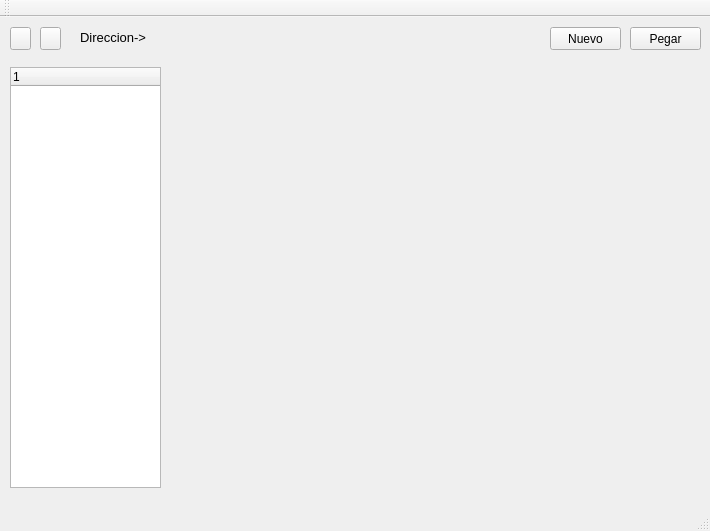
Above: mainwindow.ui from apache17/ProyectoEstructuraDatosI before the change. Below: the same form after it.
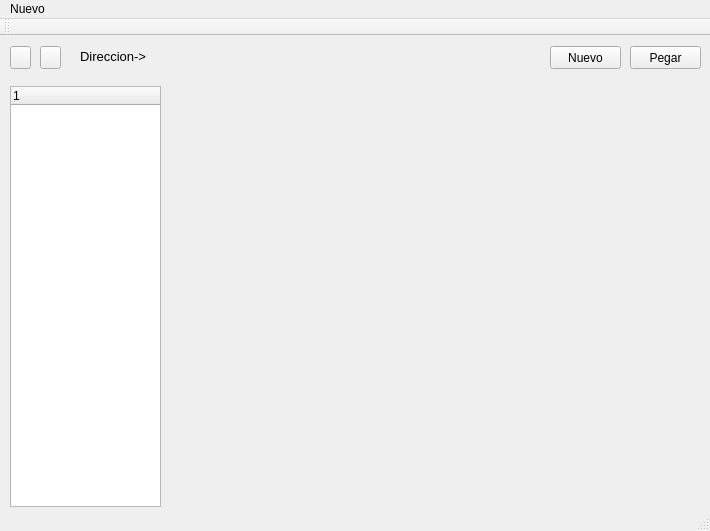
That is the form after the change. Icons and pictures are not drawn.

Patch:
```diff
--- a/mainwindow.ui
+++ b/mainwindow.ui
@@ -28,6 +28,15 @@
       <pointsize>10</pointsize>
      </font>
     </property>
+    <property name="cursor">
+     <cursorShape>BlankCursor</cursorShape>
+    </property>
+    <property name="focusPolicy">
+     <enum>Qt::NoFocus</enum>
+    </property>
+    <property name="autoFillBackground">
+     <bool>false</bool>
+    </property>
     <property name="text">
      <string/>
     </property>
@@ -131,6 +140,14 @@
      <height>21</height>
     </rect>
    </property>
+   <widget class="QMenu" name="menuNuevo">
+    <property name="title">
+     <string>Nuevo</string>
+    </property>
+    <addaction name="actionCarpeta"/>
+    <addaction name="actionArchivo"/>
+   </widget>
+   <addaction name="menuNuevo"/>
   </widget>
   <widget class="QToolBar" name="mainToolBar">
    <attribute name="toolBarArea">
```
Left out of the diff: 22 changed lines with no effect on the pictures.
